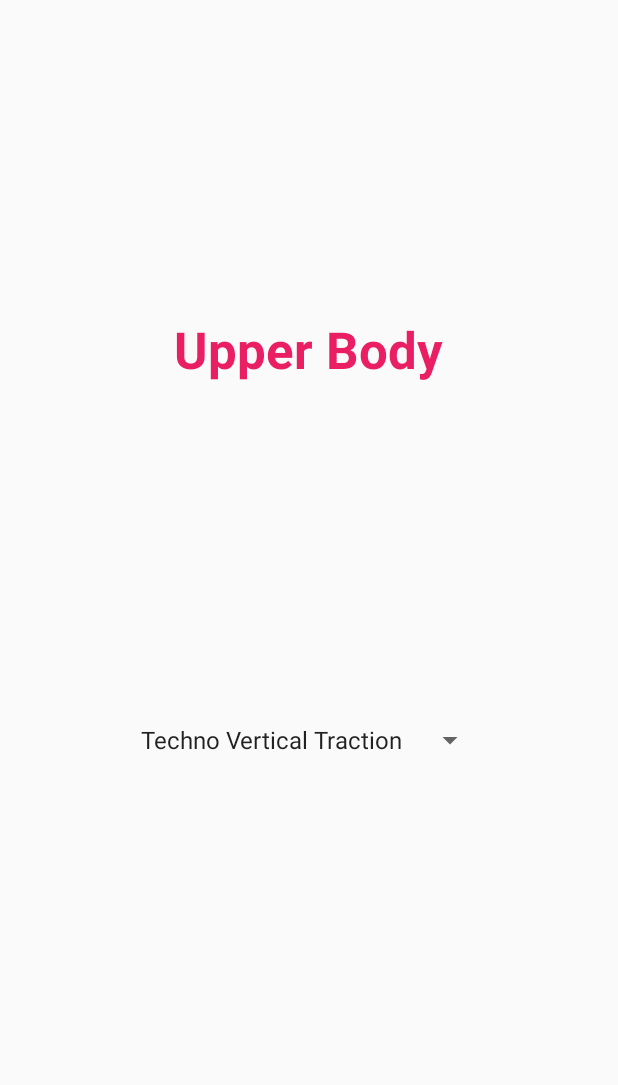
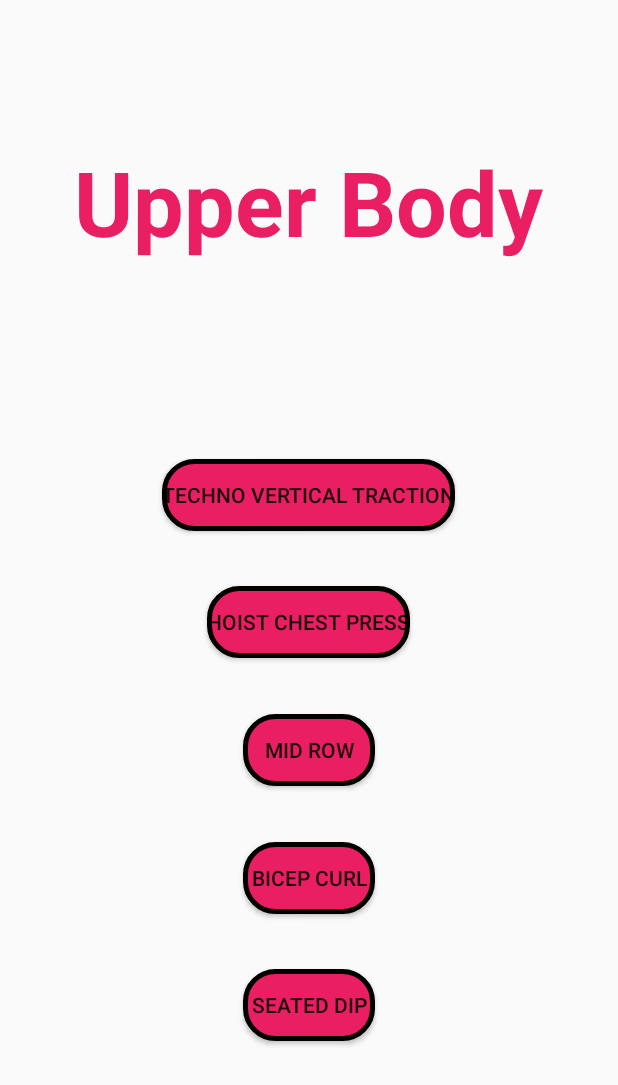
Before and after one commit to jpdcands/NavDemoPic_XML, an Android app: the UpperBody screen opened through its navigation route, on a phone screen of 412 x 824 dp. Shown: the top 1085 px of the screen. Run offline under Robolectric (Android 15) with nearby library versions, the phone set to English and light mode, and no system bars.

Commit message:
Upper Body Exercise Buttons

```diff
--- a/app/src/main/res/layout/fragment_upper_body.xml
+++ b/app/src/main/res/layout/fragment_upper_body.xml
@@ -13,28 +13,84 @@
         android:layout_height="wrap_content"
         android:text="Upper Body"
         android:textColor="#FFE91E63"
-        android:textSize="34sp"
+        android:textSize="60sp"
         android:textStyle="bold"
-        app:layout_constraintBottom_toTopOf="@+id/spinner"
+        app:layout_constraintBottom_toTopOf="@+id/guideline2"
         app:layout_constraintEnd_toEndOf="parent"
         app:layout_constraintStart_toStartOf="parent"
-        app:layout_constraintTop_toTopOf="parent"
-        app:layout_constraintVertical_bias="0.0" />
+        app:layout_constraintTop_toTopOf="parent" />
 
-    <Spinner
-        android:id="@+id/spinner"
+    <Button
+        android:id="@+id/vertical_traction"
         android:layout_width="wrap_content"
         android:layout_height="wrap_content"
-        android:layout_gravity="center"
-        android:layout_margin="16dp"
-        android:layout_marginTop="100dp"
-        android:layout_marginBottom="100dp"
-        android:entries="@array/exercise_machines"
-        android:text="Choose a Machine"
+        android:background="@drawable/rounded_button"
+        android:text="@string/vertical_traction"
+        app:layout_constraintBottom_toTopOf="@+id/chest_press"
+        app:layout_constraintEnd_toEndOf="parent"
+        app:layout_constraintHorizontal_bias="0.5"
+        app:layout_constraintStart_toStartOf="parent"
+        app:layout_constraintTop_toTopOf="@+id/guideline2" />
+
+    <Button
+        android:id="@+id/chest_press"
+        android:layout_width="wrap_content"
+        android:layout_height="wrap_content"
+        android:background="@drawable/rounded_button"
+        android:text="@string/chest_press"
+        app:layout_constraintBottom_toTopOf="@+id/mid_row"
+        app:layout_constraintEnd_toEndOf="parent"
+        app:layout_constraintHorizontal_bias="0.5"
+        app:layout_constraintStart_toStartOf="parent"
+        app:layout_constraintTop_toBottomOf="@+id/vertical_traction" />
+
+    <Button
+        android:id="@+id/bicep_curl"
+        android:layout_width="wrap_content"
+        android:layout_height="wrap_content"
+        android:background="@drawable/rounded_button"
+        android:text="@string/bicep_curl"
+        app:layout_constraintBottom_toTopOf="@+id/seated_dip"
+        app:layout_constraintEnd_toEndOf="parent"
+        app:layout_constraintHorizontal_bias="0.5"
+        app:layout_constraintStart_toStartOf="parent"
+        app:layout_constraintTop_toBottomOf="@+id/mid_row" />
+
+    <Button
+        android:id="@+id/mid_row"
+        android:layout_width="wrap_content"
+        android:layout_height="wrap_content"
+        android:background="@drawable/rounded_button"
+        android:text="@string/mid_row"
+        app:layout_constraintBottom_toTopOf="@+id/bicep_curl"
+        app:layout_constraintEnd_toEndOf="parent"
+        app:layout_constraintHorizontal_bias="0.5"
+        app:layout_constraintStart_toStartOf="parent"
+        app:layout_constraintTop_toBottomOf="@+id/chest_press" />
+
+    <Button
+        android:id="@+id/seated_dip"
+        android:layout_width="wrap_content"
+        android:layout_height="wrap_content"
+        android:background="@drawable/rounded_button"
+        android:text="@string/seated_dip"
         app:layout_constraintBottom_toBottomOf="parent"
         app:layout_constraintEnd_toEndOf="parent"
-        app:layout_constraintHorizontal_bias="0.497"
+        app:layout_constraintHorizontal_bias="0.5"
         app:layout_constraintStart_toStartOf="parent"
-        app:layout_constraintTop_toBottomOf="@+id/upperBody" />
+        app:layout_constraintTop_toBottomOf="@+id/bicep_curl" />
+
+    <androidx.constraintlayout.widget.Barrier
+        android:id="@+id/barrier2"
+        android:layout_width="wrap_content"
+        android:layout_height="wrap_content"
+        app:barrierDirection="top" />
+
+    <androidx.constraintlayout.widget.Guideline
+        android:id="@+id/guideline2"
+        android:layout_width="wrap_content"
+        android:layout_height="wrap_content"
+        android:orientation="horizontal"
+        app:layout_constraintGuide_begin="269dp" />
 
 </androidx.constraintlayout.widget.ConstraintLayout>
--- a/app/src/main/res/navigation/nav_graph.xml
+++ b/app/src/main/res/navigation/nav_graph.xml
@@ -36,7 +36,11 @@
         android:id="@+id/upperBody"
         android:name="com.jpdoolittleenterprises.android.navdemopic_xml.UpperBody"
         android:label="fragment_upper_body"
-        tools:layout="@layout/fragment_upper_body" />
+        tools:layout="@layout/fragment_upper_body" >
+        <action
+            android:id="@+id/action_upperBody_to_technoVerticalTractionFragment"
+            app:destination="@id/technoVerticalTractionFragment" />
+    </fragment>
     <fragment
         android:id="@+id/lowerBody"
         android:name="com.jpdoolittleenterprises.android.navdemopic_xml.LowerBody"
@@ -62,4 +66,9 @@
         android:name="com.jpdoolittleenterprises.android.navdemopic_xml.Other"
         android:label="fragment_other"
         tools:layout="@layout/fragment_other" />
+    <fragment
+        android:id="@+id/technoVerticalTractionFragment"
+        android:name="com.jpdoolittleenterprises.android.navdemopic_xml.TechnoVerticalTractionFragment"
+        android:label="fragment_techno_vertical_traction"
+        tools:layout="@layout/fragment_techno_vertical_traction" />
 </navigation>
--- a/app/src/main/res/values/strings.xml
+++ b/app/src/main/res/values/strings.xml
@@ -6,12 +6,10 @@
     <string name="lowerBody">Lower Body</string>
     <string name="cardio">Cardio</string>
     <string name="other">Other</string>
+    <string name="vertical_traction">Techno Vertical Traction</string>
+    <string name="seated_dip">Seated Dip</string>
+    <string name="mid_row">Mid Row</string>
+    <string name="chest_press">Hoist Chest Press</string>
+    <string name="bicep_curl">Bicep Curl</string>
     <string name="balance">Balance</string>
-    <string-array name="exercise_machines">
-        <item>Techno Vertical Traction</item>
-        <item>Seated Dip</item>
-        <item>Mid Row</item>
-        <item>Hoist Chest Press</item>
-        <item>Bicep Curl</item>
-    </string-array>
 </resources>
```
